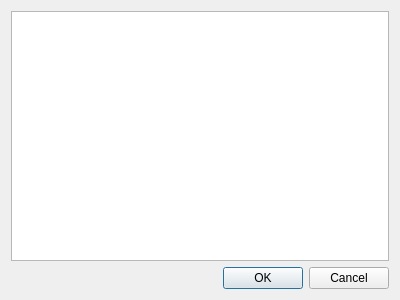
This is ui/orgalistdialog.ui in padenot/PlanningMaker as Qt 5 draws it before an edit. The edited form follows.
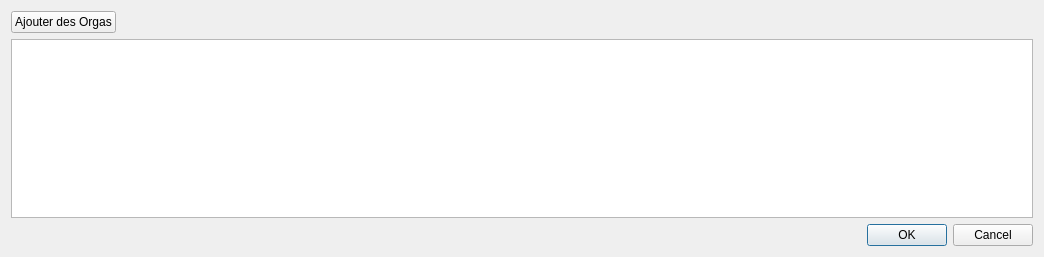
This is the edited form.

Commit message: Base implementation of the Orga class

```diff
--- a/ui/orgalistdialog.ui
+++ b/ui/orgalistdialog.ui
@@ -6,14 +6,44 @@
    <rect>
     <x>0</x>
     <y>0</y>
-    <width>400</width>
-    <height>300</height>
+    <width>1044</width>
+    <height>257</height>
    </rect>
   </property>
+  <property name="sizePolicy">
+   <sizepolicy hsizetype="Expanding" vsizetype="Expanding">
+    <horstretch>0</horstretch>
+    <verstretch>0</verstretch>
+   </sizepolicy>
+  </property>
   <property name="windowTitle">
    <string>Dialog</string>
   </property>
   <layout class="QVBoxLayout" name="verticalLayout">
+   <item>
+    <layout class="QHBoxLayout" name="horizontalLayout">
+     <item>
+      <widget class="QPushButton" name="pushButton">
+       <property name="text">
+        <string>Ajouter des Orgas</string>
+       </property>
+      </widget>
+     </item>
+     <item>
+      <spacer name="horizontalSpacer">
+       <property name="orientation">
+        <enum>Qt::Horizontal</enum>
+       </property>
+       <property name="sizeHint" stdset="0">
+        <size>
+         <width>40</width>
+         <height>20</height>
+        </size>
+       </property>
+      </spacer>
+     </item>
+    </layout>
+   </item>
    <item>
     <widget class="QTableView" name="tableView"/>
    </item>
```
Left out of the diff: 12 changed lines with no effect on the pictures. The commit also changes 5 other files.
